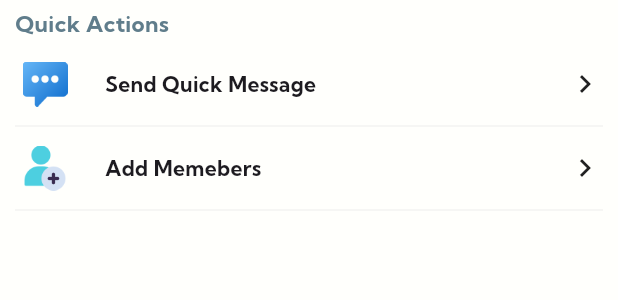
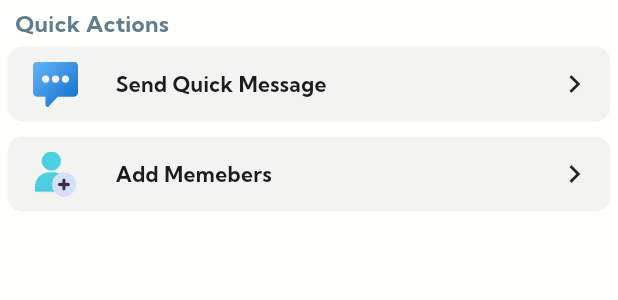
Before and after one commit to sharanji/wellness-mob, a Flutter app: the QucikActions widget shown alone on an empty page, opened directly, on a phone screen of 412 x 824 dp. Shown: the top 300 px of the screen. Run offline on Flutter 3.47's test engine with Material 3 defaults, Android fonts, the light colour scheme and no system bars; our stand-ins replace cloud_firestore, country_picker, curved_labeled_navigation_bar, firebase_auth, firebase_core, firebase_messaging and 5 more; missing offline and left inert: app_usage_tracker, flutter_background, workmanager; accounts and stored records are empty.

Commit message:
snapshot 2025

```diff
--- a/lib/presentation/dashboards/componets/quick_actions.dart
+++ b/lib/presentation/dashboards/componets/quick_actions.dart
@@ -42,19 +42,17 @@ class _QucikActionsState extends State<QucikActions> {
             ),
           ),
         ),
-        Container(
-          margin: EdgeInsets.all(10),
-          // height: MediaQuery.of(context).size.height * 0.35,
-          child: Column(
+        Column(
           children: [
             for (int i = 0; i < categoryList.length; i++)
-                Column(
-                  children: [
               GestureDetector(
                 onTap: categoryList[i]['action'],
                 child: Container(
+                  padding: const EdgeInsets.symmetric(horizontal: 12, vertical: 5),
+                  margin: const EdgeInsets.symmetric(vertical: 5, horizontal: 5),
                   decoration: BoxDecoration(
                     borderRadius: BorderRadius.circular(10),
+                    color: Theme.of(context).cardColor,
                   ),
                   child: Row(
                     children: [
@@ -85,14 +83,8 @@ class _QucikActionsState extends State<QucikActions> {
                   ),
                 ),
               ),
-                    Divider(
-                      color: Theme.of(context).cardColor,
-                    ),
           ],
         ),
-            ],
-          ),
-        )
       ],
     );
   }
--- a/lib/values/app_theme.dart
+++ b/lib/values/app_theme.dart
@@ -1,4 +1,5 @@
 import 'package:flutter/material.dart';
+import 'package:wellness/values/app_theme_2.dart';
 
 import 'app_colors.dart';
 
@@ -13,6 +14,7 @@ class AppTheme {
     // colorSchemeSeed: AppColors.primaryColor,
     scaffoldBackgroundColor: Color.fromARGB(255, 255, 255, 252),
     primaryColor: Colors.blue,
+    primaryColorLight: HexColor('#D0F5FF'),
     cardColor: Color.fromARGB(66, 210, 210, 210),
     fontFamily: 'KumbhSans',
     textTheme: const TextTheme(
```
Also changed, not shown: lib/presentation/dashboards/comman_dashboard.dart (+10 -13 lines), assets/DALL·E 2024-12-09 15.47.21 - A surreal image of a Jägermeister coffee flavor bottle being held by a hand resembling Venom's, with dark, menacing textures, sharp claws, and glossy .webp (added), assets/new_logo.png (added), assets/notification.png (added). Lines whose indentation alone changed are shown as unchanged.
